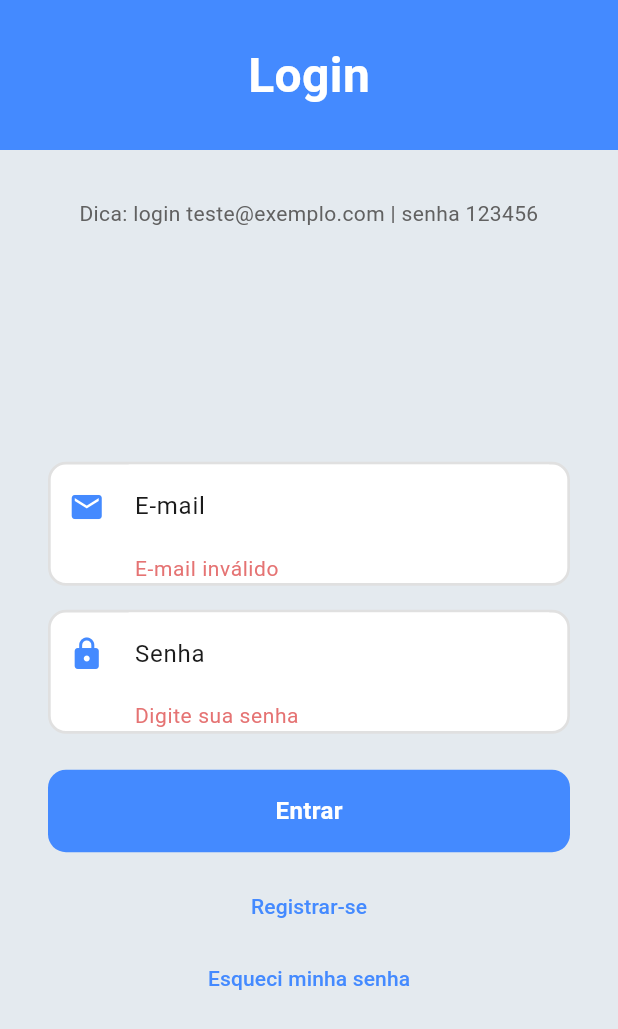
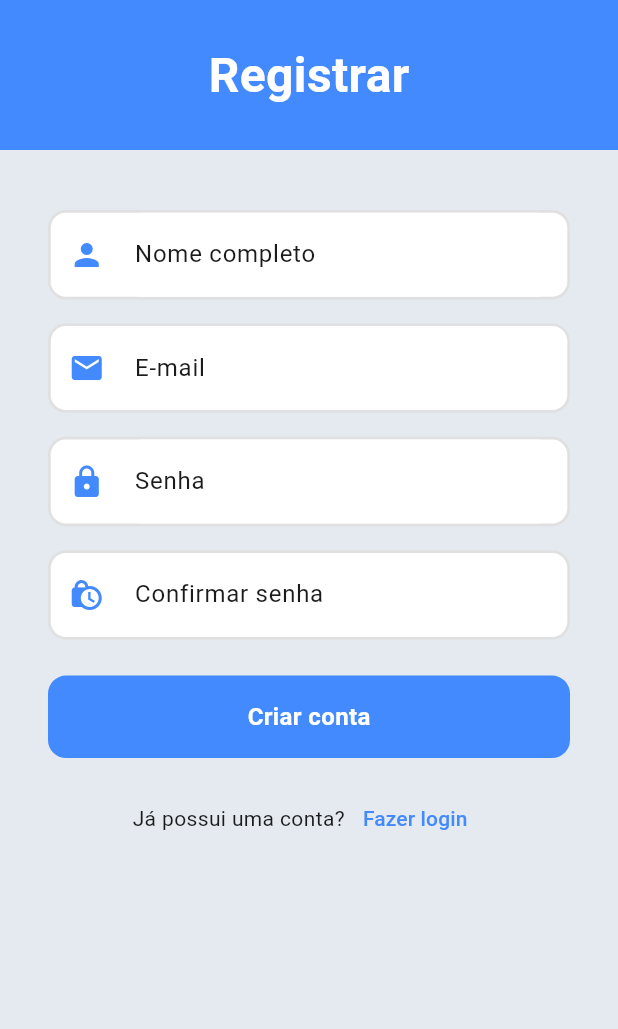
Before and after one commit to JoaozinhoDrgnBr/Gamificacao-DM, a Flutter app: the screen it shows after launch, after a tap on "Pular", after a tap on "Entrar", after a tap on "Registrar-se", on a phone screen of 412 x 824 dp. Shown: the top 1029 px of the screen. Run offline on Flutter 3.47's test engine with Material 3 defaults, Android fonts, the light colour scheme and no system bars; our stand-ins replace lottie, shared_preferences.

Commit message:
criando tela de registro e transição

```diff
--- a/lib/app.dart
+++ b/lib/app.dart
@@ -1,5 +1,6 @@
 import 'package:atividade4/screens/home/home_screen.dart';
 import 'package:atividade4/screens/login/login_screen.dart';
+import 'package:atividade4/screens/register/register_screen.dart';
 import 'package:atividade4/shared/themes/theme_provider.dart';
 import 'package:flutter/material.dart';
 import 'package:provider/provider.dart';
@@ -27,8 +28,9 @@ class MyApp extends StatelessWidget {
             ),
         '/onboarding':
             (context) => const OnboardingScreen(loginRoute: '/login'),
-        '/login': (context) => LoginScreen(),
-        '/home': (context) => HomeScreen(),
+        '/login': (context) => const LoginScreen(),
+        '/register': (context) => const RegisterScreen(),
+        '/home': (context) => const HomeScreen(),
       },
     );
   }
--- a/lib/screens/login/controllers/login_controller.dart
+++ b/lib/screens/login/controllers/login_controller.dart
@@ -1,4 +1,5 @@
 import 'package:flutter/material.dart';
+import '../../../shared/services/auth_service.dart';
 
 class LoginController {
   final emailController = TextEditingController();
@@ -11,25 +12,47 @@ class LoginController {
     return formKey.currentState?.validate() ?? false;
   }
 
-  /// Simula o processo de login (substitua por autenticação real)
+  /// Processo de login utilizando o AuthService
   Future<void> login(BuildContext context) async {
     if (!validateForm()) return;
 
     final email = emailController.text.trim();
     final password = passwordController.text;
 
-    // Simulação de autenticação
-    if (email == 'teste@exemplo.com' && password == '123456') {
+    // Mostrar indicador de carregamento
+    showDialog(
+      context: context,
+      barrierDismissible: false,
+      builder: (context) => const Center(child: CircularProgressIndicator()),
+    );
+
+    try {
+      // Fazer login usando o serviço de autenticação
+      final success = await AuthService.login(
+        email: email,
+        password: password,
+      );
+
+      // Fechar indicador de carregamento
+      Navigator.of(context).pop();
+
+      if (success) {
         ScaffoldMessenger.of(context).showSnackBar(
           const SnackBar(content: Text('Login realizado com sucesso!')),
         );
-      await Future.delayed(const Duration(seconds: 2));
+        await Future.delayed(const Duration(seconds: 1));
         Navigator.of(context).pushReplacementNamed('/home');
-
-      // TODO: Navegação para próxima tela
       } else {
         ScaffoldMessenger.of(context).showSnackBar(
           const SnackBar(content: Text('E-mail ou senha inválidos.')),
+        );
+      }
+    } catch (e) {
+      // Fechar indicador de carregamento
+      Navigator.of(context).pop();
+
+      ScaffoldMessenger.of(context).showSnackBar(
+        SnackBar(content: Text('Erro ao fazer login: ${e.toString()}')),
       );
     }
   }
--- a/lib/screens/login/login_screen.dart
+++ b/lib/screens/login/login_screen.dart
@@ -3,7 +3,7 @@ import 'package:flutter/material.dart';
 import 'controllers/login_controller.dart';
 import 'widgets/login_text_form_field.dart';
 import '../../shared/utils/validators.dart';
-import '../../shared/constants/constants.dart'; // Certifique-se de importar para acessar AppColors
+import '../../shared/constants/constants.dart';
 
 class LoginScreen extends StatefulWidget {
   const LoginScreen({Key? key}) : super(key: key);
@@ -12,12 +12,33 @@ class LoginScreen extends StatefulWidget {
   State<LoginScreen> createState() => _LoginScreenState();
 }
 
-class _LoginScreenState extends State<LoginScreen> {
+class _LoginScreenState extends State<LoginScreen> with SingleTickerProviderStateMixin {
   final controller = LoginController();
+  late AnimationController _animationController;
+  late Animation<double> _fadeAnimation;
+
+  @override
+  void initState() {
+    super.initState();
+    _animationController = AnimationController(
+      vsync: this,
+      duration: const Duration(milliseconds: 800),
+    );
+
+    _fadeAnimation = Tween<double>(begin: 0.0, end: 1.0).animate(
+      CurvedAnimation(
+        parent: _animationController,
+        curve: Curves.easeIn,
+      ),
+    );
+
+    _animationController.forward();
+  }
 
   @override
   void dispose() {
     controller.dispose();
+    _animationController.dispose();
     super.dispose();
   }
 
@@ -54,6 +75,8 @@ class _LoginScreenState extends State<LoginScreen> {
           Center(
             child: SingleChildScrollView(
               padding: const EdgeInsets.symmetric(horizontal: 32),
+              child: FadeTransition(
+                opacity: _fadeAnimation,
                 child: Form(
                   key: controller.formKey,
                   child: Column(
@@ -81,17 +104,19 @@ class _LoginScreenState extends State<LoginScreen> {
                       const SizedBox(height: 12),
                       TextButton(
                         onPressed: () {
-                        // TODO: ação de registro
+                          Navigator.of(context).pushReplacementNamed('/register');
                         },
                         child: const Text('Registrar-se'),
                       ),
                       TextButton(
                         onPressed: () {
-                        // TODO: ação de recuperação de senha
+                          // Navegar para a tela de recuperação de senha
+                          _showForgotPasswordDialog(context);
                         },
                         child: const Text('Esqueci minha senha'),
                       ),
                     ],
+                  ),
                 ),
               ),
             ),
@@ -101,4 +126,49 @@ class _LoginScreenState extends State<LoginScreen> {
       ),
     );
   }
+
+  void _showForgotPasswordDialog(BuildContext context) {
+    final resetEmailController = TextEditingController();
+
+    showDialog(
+      context: context,
+      builder: (context) => AlertDialog(
+        title: const Text('Recuperar Senha'),
+        content: Column(
+          mainAxisSize: MainAxisSize.min,
+          children: [
+            Text(
+              'Digite seu e-mail e enviaremos um link para redefinir sua senha.',
+              style: TextStyle(color: Colors.grey[700]),
+            ),
+            const SizedBox(height: 16),
+            LoginTextFormField(
+              controller: resetEmailController,
+              hintText: 'E-mail',
+              icon: Icons.email,
+              validator: Validators.email,
+            ),
+          ],
+        ),
+        actions: [
+          TextButton(
+            onPressed: () => Navigator.pop(context),
+            child: const Text('Cancelar'),
+          ),
+          ElevatedButton(
+            onPressed: () {
+              // Implementar a lógica real de recuperação de senha
+              if (resetEmailController.text.isNotEmpty) {
+                ScaffoldMessenger.of(context).showSnackBar(
+                  const SnackBar(content: Text('E-mail de recuperação enviado!')),
+                );
+                Navigator.pop(context);
               }
+            },
+            child: const Text('Enviar'),
+          ),
+        ],
+      ),
+    );
+  }
+}
--- /dev/null
+++ b/lib/screens/register/register_screen.dart
@@ -0,0 +1,157 @@
+import 'package:atividade4/shared/constants/constants.dart';
+import 'package:atividade4/shared/widgets/custom_button.dart';
+import 'package:flutter/material.dart';
+import '../login/widgets/login_text_form_field.dart';
+import '../../shared/utils/validators.dart';
+import 'controllers/register_controller.dart';
+
+class RegisterScreen extends StatefulWidget {
+  const RegisterScreen({Key? key}) : super(key: key);
+
+  @override
+  State<RegisterScreen> createState() => _RegisterScreenState();
+}
+
+class _RegisterScreenState extends State<RegisterScreen> with SingleTickerProviderStateMixin {
+  final controller = RegisterController();
+  late AnimationController _animationController;
+  late Animation<double> _fadeAnimation;
+  late Animation<Offset> _slideAnimation;
+
+  @override
+  void initState() {
+    super.initState();
+    _animationController = AnimationController(
+      vsync: this,
+      duration: const Duration(milliseconds: 800),
+    );
+
+    _fadeAnimation = Tween<double>(begin: 0.0, end: 1.0).animate(
+      CurvedAnimation(
+        parent: _animationController,
+        curve: Curves.easeIn,
+      ),
+    );
+
+    _slideAnimation = Tween<Offset>(begin: const Offset(0, 0.2), end: Offset.zero).animate(
+      CurvedAnimation(
+        parent: _animationController,
+        curve: Curves.easeOut,
+      ),
+    );
+
+    _animationController.forward();
+  }
+
+  @override
+  void dispose() {
+    controller.dispose();
+    _animationController.dispose();
+    super.dispose();
+  }
+
+  @override
+  Widget build(BuildContext context) {
+    return Scaffold(
+      body: Column(
+        children: [
+          // Faixa acima do título
+          Container(
+            height: 100, // Altura da faixa
+            color: AppColors.primary, // Cor principal para a faixa
+            child: Center(
+              // Centraliza o título dentro da faixa
+              child: const Text(
+                'Registrar',
+                style: TextStyle(
+                  fontSize: 32, // Tamanho do título
+                  fontWeight: FontWeight.bold,
+                  color: Colors.white, // Cor branca para o texto
+                ),
+              ),
+            ),
+          ),
+          Expanded(
+            child: SingleChildScrollView(
+              padding: const EdgeInsets.symmetric(horizontal: 32, vertical: 20),
+              child: FadeTransition(
+                opacity: _fadeAnimation,
+                child: SlideTransition(
+                  position: _slideAnimation,
+                  child: Form(
+                    key: controller.formKey,
+                    child: Column(
+                      mainAxisAlignment: MainAxisAlignment.center,
+                      crossAxisAlignment: CrossAxisAlignment.stretch,
+                      children: [
+                        const SizedBox(height: 20),
+                        LoginTextFormField(
+                          controller: controller.nameController,
+                          hintText: 'Nome completo',
+                          icon: Icons.person,
+                          validator: (value) {
+                            if (value == null || value.isEmpty) {
+                              return 'Digite seu nome';
+                            }
+                            return null;
+                          },
+                        ),
+                        const SizedBox(height: 16),
+                        LoginTextFormField(
+                          controller: controller.emailController,
+                          hintText: 'E-mail',
+                          icon: Icons.email,
+                          keyboardType: TextInputType.emailAddress,
+                          validator: Validators.email,
+                        ),
+                        const SizedBox(height: 16),
+                        LoginTextFormField(
+                          controller: controller.passwordController,
+                          hintText: 'Senha',
+                          icon: Icons.lock,
+                          obscureText: true,
+                          validator: Validators.password,
+                        ),
+                        const SizedBox(height: 16),
+                        LoginTextFormField(
+                          controller: controller.confirmPasswordController,
+                          hintText: 'Confirmar senha',
+                          icon: Icons.lock_clock,
+                          obscureText: true,
+                          validator: (value) {
+                            if (value != controller.passwordController.text) {
+                              return 'As senhas não coincidem';
+                            }
+                            return Validators.password(value);
+                          },
+                        ),
+                        const SizedBox(height: 24),
+                        CustomButton(
+                          onPressed: () => controller.register(context),
+                          text: 'Criar conta',
+                        ),
+                        const SizedBox(height: 16),
+                        Row(
+                          mainAxisAlignment: MainAxisAlignment.center,
+                          children: [
+                            const Text('Já possui uma conta?'),
+                            TextButton(
+                              onPressed: () {
+                                Navigator.of(context).pushReplacementNamed('/login');
+                              },
+                              child: const Text('Fazer login'),
+                            ),
+                          ],
+                        ),
+                      ],
+                    ),
+                  ),
+                ),
+              ),
+            ),
+          ),
+        ],
+      ),
+    );
+  }
+}
--- a/lib/shared/utils/validators.dart
+++ b/lib/shared/utils/validators.dart
@@ -1,8 +1,14 @@
 class Validators {
   static String? email(String? value) {
-    if (value == null || value.isEmpty || !value.contains('@')) {
-      return 'E-mail inválido';
+    if (value == null || value.isEmpty) {
+      return 'Digite seu e-mail';
     }
+
+    final emailRegExp = RegExp(r'^[a-zA-Z0-9.]+@[a-zA-Z0-9]+\.[a-zA-Z]+');
+    if (!emailRegExp.hasMatch(value)) {
+      return 'Digite um e-mail válido';
+    }
+
     return null;
   }
 
@@ -17,4 +23,28 @@ class Validators {
 
     return null;
   }
+
+  static String? name(String? value) {
+    if (value == null || value.isEmpty) {
+      return 'Digite seu nome';
+    }
+
+    if (value.trim().split(' ').length < 2) {
+      return 'Digite seu nome completo';
+    }
+
+    return null;
+  }
+
+  static String? confirmPassword(String? value, String password) {
+    if (value == null || value.isEmpty) {
+      return 'Confirme sua senha';
+    }
+
+    if (value != password) {
+      return 'As senhas não coincidem';
+    }
+
+    return null;
+  }
 }
```
Also changed, not shown: lib/screens/register/controllers/register_controller.dart (added, +74 -0 lines), lib/shared/services/auth_service.dart (added, +106 -0 lines), lib/shared/utils/page_transition.dart (added). Lines whose indentation alone changed are shown as unchanged.
